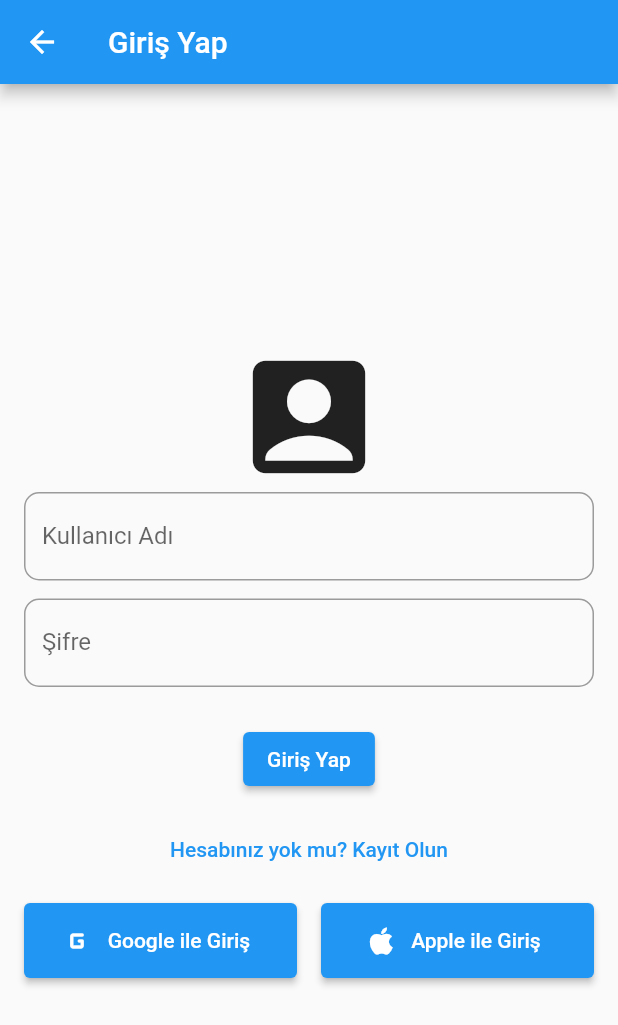
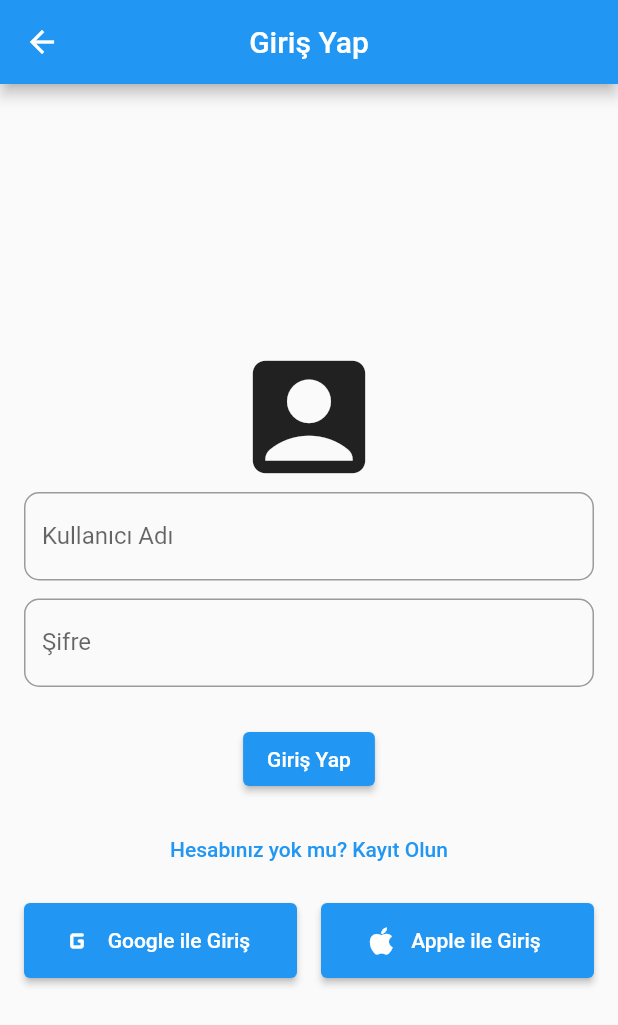
Before and after one commit to omerogut/login_application, a Flutter app: the LoginPage screen opened directly, on a phone screen of 412 x 824 dp. Shown: the top 1025 px of the screen. Run offline on Flutter 3.47's test engine with Material 2 defaults, Android fonts, the phone set to English and light mode, and no system bars; our stand-ins replace firebase_auth, firebase_core, image_picker; accounts and stored records are empty.

Commit message:
Update login.dart

```diff
--- a/lib/login.dart
+++ b/lib/login.dart
@@ -5,7 +5,7 @@ class LoginPage extends StatelessWidget {
   @override
   Widget build(BuildContext context) {
     return Scaffold(
-      appBar: AppBar(title: Text('Giriş Yap')),
+      appBar: AppBar( centerTitle: true, title: Text('Giriş Yap')),
       body: Padding(
         padding: EdgeInsets.all(16.0),
         child: Column(
```
